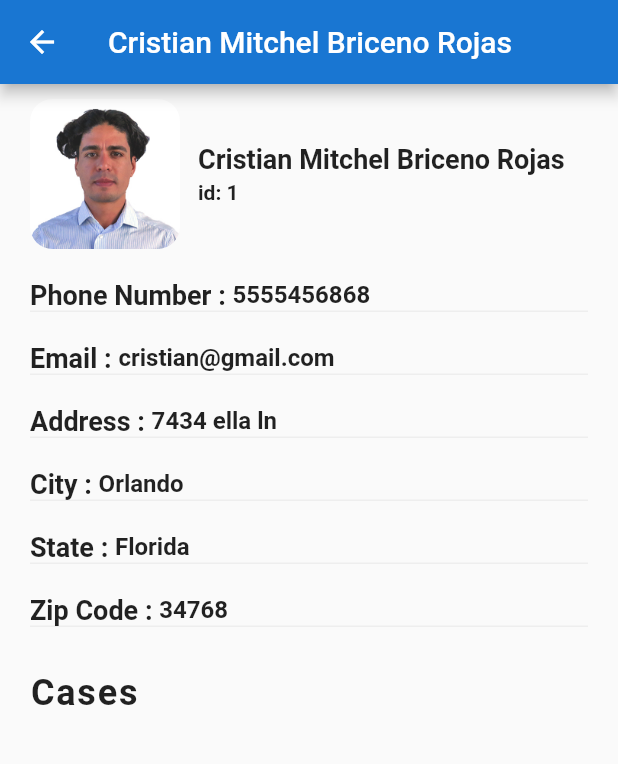
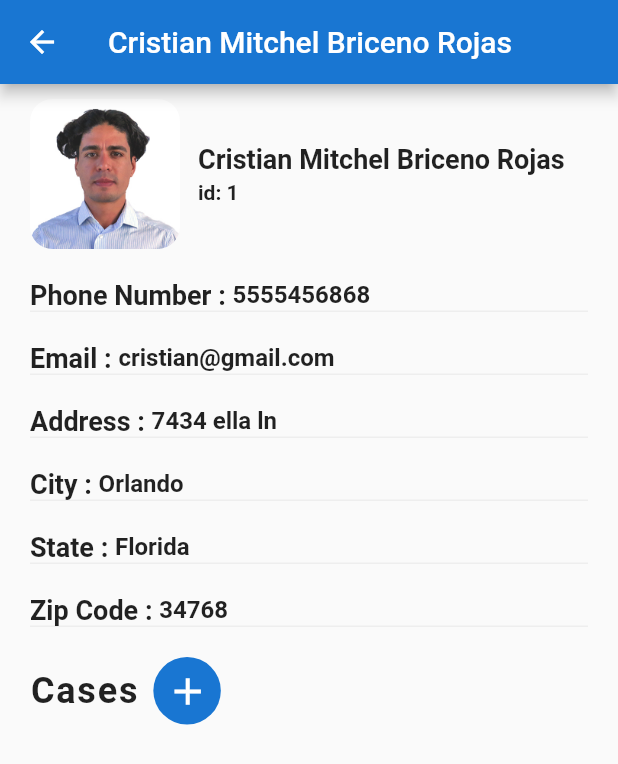
Before and after one commit to pinyada-sengate/xpress_documents, a Flutter app: the screen it shows after launch, after a tap on an icon or button, on a phone screen of 412 x 824 dp. Shown: the top 764 px of the screen. Run offline on Flutter 3.47's test engine with Material 2 defaults, Android fonts, the light colour scheme and no system bars; our stand-ins replace cloud_firestore, firebase_core; accounts and stored records are empty.

Commit message:
add case in customer screen

```diff
--- a/lib/screens/add_customer_screen.dart
+++ b/lib/screens/add_customer_screen.dart
@@ -339,6 +339,7 @@ class _AddCustomerScreenState extends State<AddCustomerScreen>
                   MaterialPageRoute(
                       builder: (context) => AddCustomerCaseScreen(
                             customer: customer,
+                            previousPage: 'AddCustomerScreen',
                           )),
                 );
               }
--- a/lib/screens/customer_screen.dart
+++ b/lib/screens/customer_screen.dart
@@ -4,6 +4,7 @@ import 'package:cloud_firestore/cloud_firestore.dart';
 import '../data/data.dart';
 import '../models/customer.dart';
 import '../models/customer_case.dart';
+import 'add_customer_case_screen.dart';
 
 class CustomerScreen extends StatefulWidget {
   final Customer customer;
@@ -389,15 +390,48 @@ class _CustomerScreenState extends State<CustomerScreen> {
               cityField(),
               stateField(),
               zipCodeField(),
-              const Padding(
-                padding: EdgeInsets.only(top: 20.0, left: 20.0),
-                child: Text(
+              Padding(
+                padding: EdgeInsets.only(top: 10.0, left: 20.0),
+                child: Row(
+                  children: <Widget>[
+                    Text(
                       'Cases',
                       style: TextStyle(
                         fontSize: 24.0,
                         fontWeight: FontWeight.w600,
                         letterSpacing: 1.2,
                       ),
+                    ),
+                    Container(
+                      margin: const EdgeInsets.only(left: 10.0),
+                      width: 45.0,
+                      height: 45.0,
+                      decoration: BoxDecoration(
+                        color: Theme.of(context).primaryColor,
+                        borderRadius: BorderRadius.circular(30.0),
+                      ),
+                      child: IconButton(
+                        onPressed: () {
+                          MaterialPageRoute materialPageRoute =
+                              MaterialPageRoute(
+                            builder: (context) => AddCustomerCaseScreen(
+                              customer: widget.customer,
+                              previousPage: 'CustomerScreen',
+                            ),
+                          );
+                          Navigator.of(context)
+                              .push(materialPageRoute)
+                              .then((value) async {
+                            await getCustomerCasesByCustomerId();
+                          });
+                        },
+                        icon: const Icon(Icons.add),
+                        iconSize: 30.0,
+                        //color: Theme.of(context).primaryColor,
+                        color: Colors.white,
+                      ),
+                    ),
+                  ],
                 ),
               ),
               Container(
```
Also changed, not shown: lib/screens/add_customer_case_screen.dart (+9 -5 lines). Lines whose indentation alone changed are shown as unchanged.
